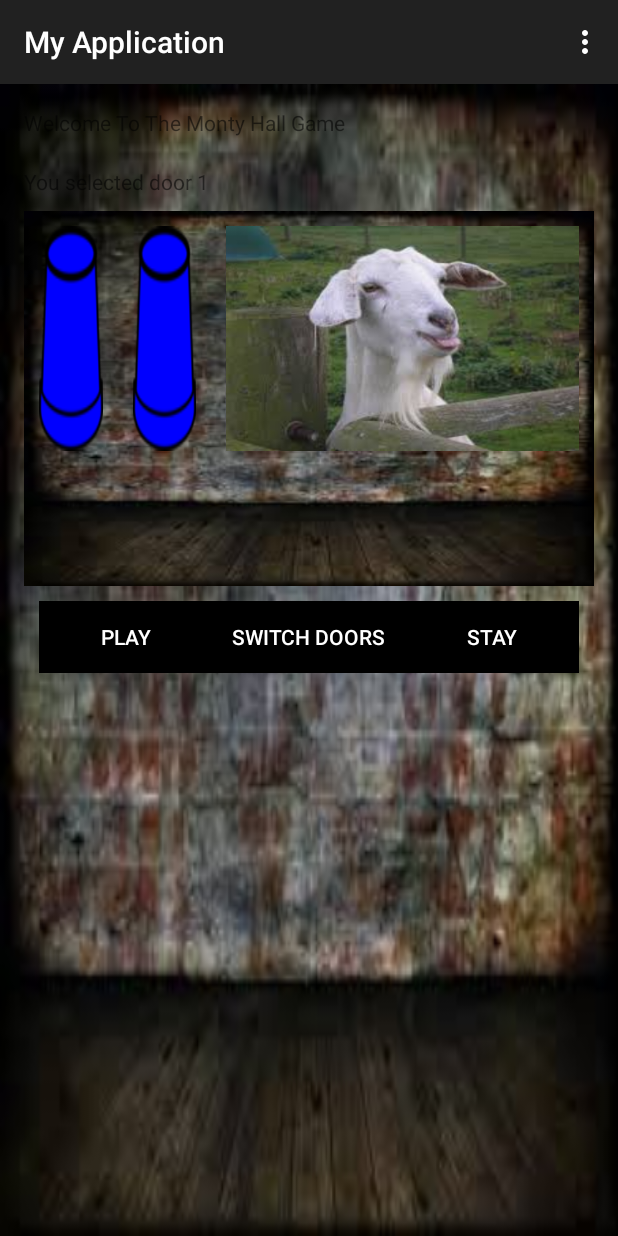
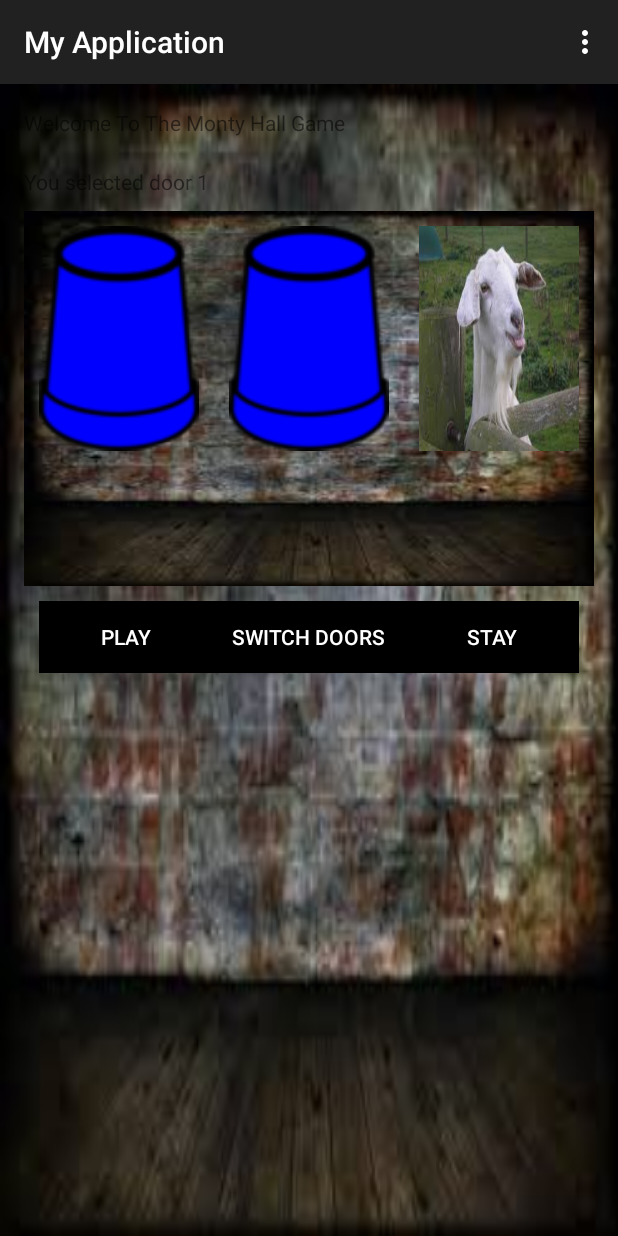
Before and after one commit to nasarroble/SwitchOrStay, an Android app: the screen it shows after launch (MainActivity), after a tap on an icon or button, on a phone screen of 412 x 824 dp. Run offline under Robolectric (Android 15) with nearby library versions, the phone set to English and light mode, and no system bars.

Commit message:
fixed the images fitting the parent

```diff
--- a/app/src/main/res/layout/activity_main.xml
+++ b/app/src/main/res/layout/activity_main.xml
@@ -34,7 +34,7 @@
 
         <ImageButton
             android:text="Cup 1"
-            android:layout_width="wrap_content"
+            android:layout_width="fill_parent"
             android:layout_height="150dp"
             android:layout_weight="1"
             android:layout_marginBottom="10dp"
@@ -47,7 +47,7 @@
             />
         <ImageButton
             android:text="Cup 2"
-            android:layout_width="wrap_content"
+            android:layout_width="fill_parent"
             android:layout_height="150dp"
             android:layout_alignLeft="@+id/door1"
             android:layout_weight="1"
@@ -61,7 +61,7 @@
             />
         <ImageButton
             android:text="Cup 3"
-            android:layout_width="wrap_content"
+            android:layout_width="fill_parent"
             android:layout_height="150dp"
             android:layout_below="@+id/door2"
             android:layout_weight="1"
```
